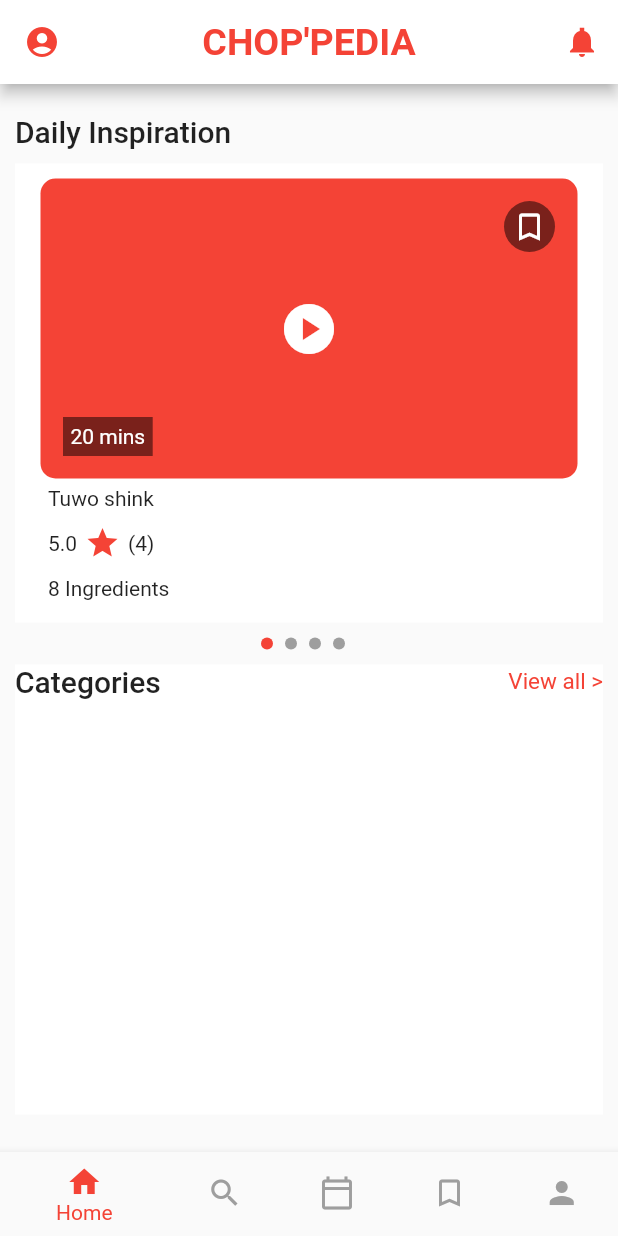
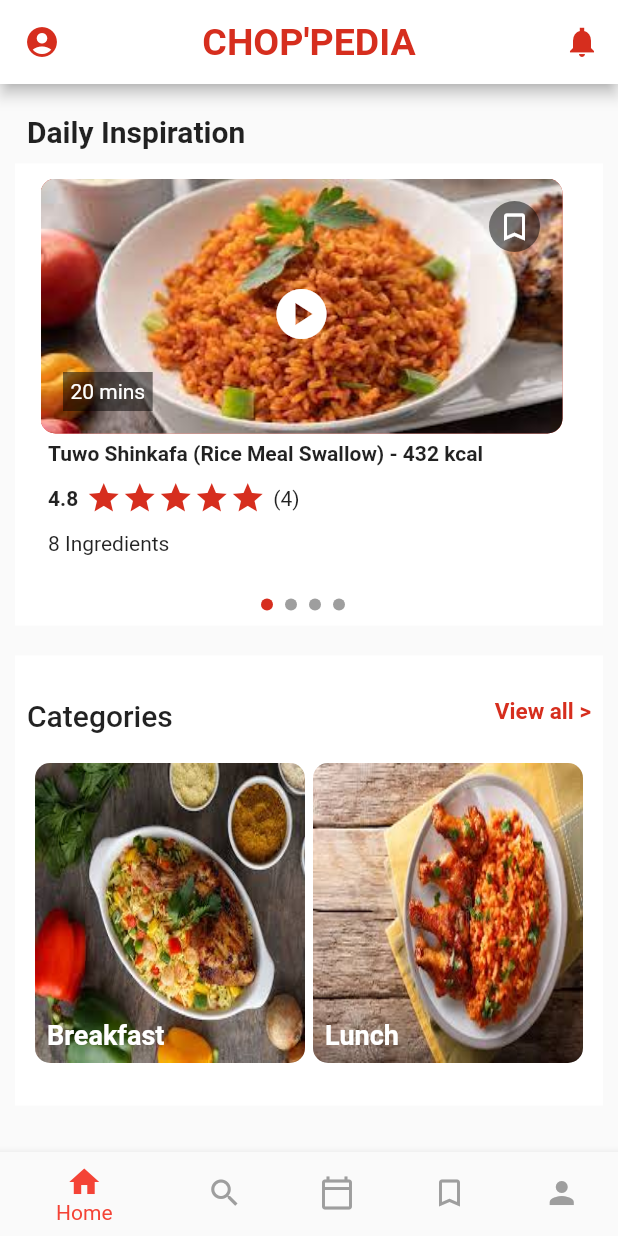
Before and after one commit to Viviandavids/Chop-pedia, a Flutter app: the screen it shows after launch, on a phone screen of 412 x 824 dp. Run offline on Flutter 3.47's test engine with Material 2 defaults, Android fonts, the phone set to English and light mode, and no system bars; drawn by our look-alikes of carousel_slider; our stand-ins replace font_awesome_flutter; Roboto replaces fonts that are missing (RobotoMono).

Commit message:
final home page

```diff
--- /dev/null
+++ b/lib/features/categories.dart
@@ -0,0 +1,99 @@
+import 'package:flutter/material.dart';
+
+class Categories extends StatefulWidget {
+  const Categories({Key? key}) : super(key: key);
+
+  @override
+  State<Categories> createState() => _CategoriesState();
+}
+
+class _CategoriesState extends State<Categories> {
+  @override
+  Widget build(BuildContext context) {
+    return Container(
+      height: 300,
+      color: Colors.white,
+      child: Padding(
+        padding: const EdgeInsets.all(8.0),
+        child: Column(
+          mainAxisAlignment: MainAxisAlignment.spaceEvenly,
+          mainAxisSize: MainAxisSize.min,
+          children: [
+            Row(
+              crossAxisAlignment: CrossAxisAlignment.start,
+              children: [
+                Text(
+                  'Categories',
+                  style: Theme.of(context).textTheme.headline6,
+                ),
+                const Spacer(),
+                GestureDetector(
+                    child: const Text(
+                  'View all >',
+                  style: TextStyle(
+                    color: Color(0xffD62E1E),
+                    fontSize: 15,
+                    fontWeight: FontWeight.bold,
+                  ),
+                )),
+              ],
+            ),
+            Row(
+              mainAxisAlignment: MainAxisAlignment.spaceEvenly,
+              children: [
+                Container(
+                  decoration: BoxDecoration(
+                    borderRadius: BorderRadius.circular(10),
+                    image: const DecorationImage(
+                        fit: BoxFit.fill,
+                        image: AssetImage('assets/images/food5.jpg')),
+                  ),
+                  height: 200,
+                  width: 180,
+                  child: const Padding(
+                    padding: EdgeInsets.all(8.0),
+                    child: Align(
+                      alignment: Alignment.bottomLeft,
+                      child: Text(
+                        'Breakfast',
+                        style: TextStyle(
+                          color: Colors.white,
+                          fontWeight: FontWeight.bold,
+                          fontSize: 18,
+                        ),
+                      ),
+                    ),
+                  ),
+                ),
+                Container(
+                  decoration: BoxDecoration(
+                    borderRadius: BorderRadius.circular(10),
+                    image: const DecorationImage(
+                        fit: BoxFit.fill,
+                        image: AssetImage('assets/images/food4.jpg')),
+                  ),
+                  height: 200,
+                  width: 180,
+                  child: const Padding(
+                    padding: EdgeInsets.all(8.0),
+                    child: Align(
+                      alignment: Alignment.bottomLeft,
+                      child: Text(
+                        'Lunch',
+                        style: TextStyle(
+                          color: Colors.white,
+                          fontWeight: FontWeight.bold,
+                          fontSize: 18,
+                        ),
+                      ),
+                    ),
+                  ),
+                ),
+              ],
+            )
+          ],
+        ),
+      ),
+    );
+  }
+}
--- a/lib/features/home.dart
+++ b/lib/features/home.dart
@@ -1,6 +1,7 @@
-import 'dart:ui';
-
+import 'package:carousel_slider/carousel_slider.dart';
+import 'package:chopedia/features/categories.dart';
 import 'package:flutter/material.dart';
+import '../shared_widget/youtube.dart';
 // import 'package:google_fonts/google_fonts.dart';
 
 class Home extends StatefulWidget {
@@ -11,18 +12,6 @@ class Home extends StatefulWidget {
 }
 
 class _HomeState extends State<Home> {
-  Widget indicator(bool leading) {
-    return Container(
-      margin: const EdgeInsets.only(right: 8),
-      height: 8,
-      width: 8,
-      decoration: BoxDecoration(
-        shape: BoxShape.circle,
-        color: leading ? Colors.red : Colors.grey,
-      ),
-    );
-  }
-
   @override
   Widget build(BuildContext context) {
     return Scaffold(
@@ -30,7 +19,7 @@ class _HomeState extends State<Home> {
         title: const Text(
           "CHOP'PEDIA",
           style: TextStyle(
-              color: Colors.red,
+              color: Color(0xffD62E1E),
               fontWeight: FontWeight.bold,
               fontSize: 25,
               fontFamily: 'RobotoMono'),
@@ -48,32 +37,21 @@ class _HomeState extends State<Home> {
           icon: const Icon(Icons.account_circle),
         ),
       ),
-      body: ListView(children: [
+      body:
+          Column(crossAxisAlignment: CrossAxisAlignment.start, children: const [
         Padding(
-          padding: const EdgeInsets.only(left: 10, top: 20),
-          child: Text(
-            "Daily Inspiration",
-            style: Theme.of(context).textTheme.headline6,
+          padding: EdgeInsets.only(left: 18, top: 20),
+          child: Text("Daily Inspiration",
+              style: TextStyle(
+                fontSize: 20,
+                fontWeight: FontWeight.bold,
+              )),
         ),
-        ),
-        const Padding(
+        Padding(
           padding: EdgeInsets.all(10),
           child: Video(),
         ),
-        Column(
-          children: [
-            Row(
-              mainAxisSize: MainAxisSize.min,
-              children: [
-                indicator(true),
-                indicator(false),
-                indicator(false),
-                indicator(false),
-              ],
-            )
-          ],
-        ),
-        const Padding(
+        Padding(
           padding: EdgeInsets.all(10.0),
           child: Categories(),
         ),
@@ -90,127 +68,78 @@ class Video extends StatefulWidget {
 }
 
 class _VideoState extends State<Video> {
+  var _page = 0;
+  final List<YouTube> carousel = const [
+    YouTube(
+      timeDuration: '20 mins',
+      food: 'Tuwo Shinkafa (Rice Meal Swallow) - 432 kcal',
+      ratings: 4.8,
+      ingredient: '8 Ingredients',
+    ),
+    YouTube(
+      timeDuration: '10 mins',
+      food: 'Nigerian Jollof rice, plantain and Turkey',
+      ratings: 5.0,
+      ingredient: '12 Ingredients',
+    ),
+    YouTube(
+      timeDuration: '15 mins',
+      food: 'Beans and fried plantain',
+      ratings: 4.5,
+      ingredient: '10 ingredients',
+    ),
+    YouTube(
+      timeDuration: '30 mins',
+      food: 'Amala and Ewedu',
+      ratings: 4.2,
+      ingredient: '15 ingredients',
+    ),
+  ];
+
+  Widget indicator(int leading) {
+    return Container(
+      margin: const EdgeInsets.only(right: 8),
+      height: 8,
+      width: 8,
+      decoration: BoxDecoration(
+        shape: BoxShape.circle,
+        color: leading == _page ? Color(0xffD62E1E) : Colors.grey,
+      ),
+    );
+  }
+
+  CarouselController indicatorCarouselController = CarouselController();
+
   @override
   Widget build(BuildContext context) {
     return Container(
         color: Colors.white,
         padding: const EdgeInsets.symmetric(horizontal: 17, vertical: 10),
-      width: MediaQuery.of(context).size.width,
-      child: Column(
-        crossAxisAlignment: CrossAxisAlignment.start,
-        children: [
-          Stack(
-            children: [
-              Container(
-                decoration: BoxDecoration(
-                  borderRadius: BorderRadius.circular(10),
-                  color: Colors.red,
-                ),
-                height: 200,
-              ),
-              const Align(
-                  child: Padding(
-                padding: EdgeInsets.only(top: 80.0),
-                child: Icon(
-                  Icons.play_circle,
-                  color: Colors.white,
-                  size: 40,
-                ),
-              )),
-              Positioned(
-                bottom: 15,
-                left: 15,
-                child: Container(
-                  color: Colors.black.withOpacity(0.5),
-                  padding: const EdgeInsets.all(5),
-                  child: const Text(
-                    '20 mins',
-                    style: TextStyle(color: Colors.white),
-                  ),
-                ),
-              ),
-              Positioned(
-                  right: 15,
-                  top: 15,
-                  child: Container(
-                      padding: const EdgeInsets.all(5),
-                      decoration: BoxDecoration(
-                        borderRadius: BorderRadius.circular(20),
-                        color: Colors.black.withOpacity(0.5),
-                      ),
-                      child: const Icon(
-                        Icons.bookmark_border,
-                        color: Colors.white,
-                      ))),
-            ],
-          ),
-          const Padding(
-            padding: EdgeInsets.all(5.0),
-            child: Text("Tuwo shink"),
-          ),
-          Padding(
-            padding: const EdgeInsets.all(5.0),
-            child: Row(
-              children: const [
-                Text("5.0"),
-                SizedBox(
-                  width: 5,
-                ),
-                Icon(
-                  Icons.star,
-                  color: Colors.red,
-                ),
-                SizedBox(
-                  width: 5,
-                ),
-                Text('(4)'),
-              ],
-            ),
-          ),
-          const Padding(
-            padding: EdgeInsets.all(5.0),
-            child: Text('8 Ingredients'),
-          )
-        ],
-      ),
-    );
-  }
-}
-
-class Categories extends StatefulWidget {
-  const Categories({Key? key}) : super(key: key);
-
-  @override
-  State<Categories> createState() => _CategoriesState();
-}
-
-class _CategoriesState extends State<Categories> {
-  @override
-  Widget build(BuildContext context) {
-    return Container(
-      height: 300,
-      color: Colors.white,
+        // width: MediaQuery.of(context).size.width,
         child: Column(
           children: [
+            CarouselSlider(
+              items: carousel,
+              carouselController: indicatorCarouselController,
+              options: CarouselOptions(
+                  height: 280,
+                  viewportFraction: 1.0,
+                  onPageChanged: (index, reason) {
+                    setState(() {
+                      _page = index;
+                    });
+                  }),
+            ),
             Row(
+              mainAxisSize: MainAxisSize.min,
               children: [
-              Text(
-                'Categories',
-                style: Theme.of(context).textTheme.headline6,
-              ),
-              const Spacer(),
-              GestureDetector(
-                  child: const Text(
-                'View all >',
-                style: TextStyle(
-                  color: Colors.red,
-                  fontSize: 15,
-                ),
-              )),
+                indicator(0),
+                indicator(1),
+                indicator(2),
+                indicator(3),
               ],
             )
           ],
-      ),
-    );
+        ));
   }
 }
--- a/lib/features/search.dart
+++ b/lib/features/search.dart
@@ -1,4 +1,5 @@
 import 'package:flutter/material.dart';
+import 'package:font_awesome_flutter/font_awesome_flutter.dart';
 
 class Search extends StatefulWidget {
   const Search({Key? key}) : super(key: key);
@@ -10,10 +11,121 @@ class Search extends StatefulWidget {
 class _SearchState extends State<Search> {
   @override
   Widget build(BuildContext context) {
-    return const Center(
-      child: Text(
-        "Hello, Search for your meal",
-        style: TextStyle(fontSize: 30),
+    var container = Container(
+      height: 60,
+      width: 60,
+      decoration: BoxDecoration(
+        borderRadius: BorderRadius.circular(50),
+        color: Color(0xffD62E1E),
+      ),
+    );
+    return Scaffold(
+      appBar: AppBar(
+        backgroundColor: Colors.white,
+        title: const Text(
+          'Search',
+          style: TextStyle(
+              color: Color(0xffD62E1E),
+              fontWeight: FontWeight.bold,
+              fontSize: 20,
+              fontFamily: 'RobotoMono'),
+        ),
+        leading: IconButton(
+          onPressed: () {},
+          icon: const Icon(Icons.keyboard_arrow_left),
+        ),
+        actions: [
+          IconButton(
+            onPressed: () {},
+            icon: const FaIcon(FontAwesomeIcons.qrcode),
+          ),
+          IconButton(
+            onPressed: () {},
+            icon: const FaIcon(FontAwesomeIcons.sliders),
+          ),
+          IconButton(
+            onPressed: () {},
+            icon: const FaIcon(FontAwesomeIcons.ellipsisVertical),
+          )
+        ],
+        bottom: PreferredSize(
+          preferredSize: Size.fromHeight(70),
+          child: Padding(
+            padding: const EdgeInsets.fromLTRB(10, 10, 10, 15),
+            child: Container(
+              decoration: BoxDecoration(
+                borderRadius: BorderRadius.circular(30),
+                color: Color.fromARGB(255, 241, 241, 243),
+                border: Border.all(
+                  color: Color.fromARGB(255, 199, 198, 198),
+                ),
+              ),
+              child: Row(
+                crossAxisAlignment: CrossAxisAlignment.center,
+                mainAxisSize: MainAxisSize.max,
+                children: const [
+                  Padding(
+                    padding: EdgeInsets.only(left: 12),
+                    child: Icon(
+                      Icons.search_sharp,
+                      color: Colors.grey,
+                      size: 30,
+                    ),
+                  ),
+                  Expanded(
+                    child: Padding(
+                      padding:
+                          EdgeInsets.symmetric(horizontal: 10, vertical: 0),
+                      child: TextField(
+                        decoration: InputDecoration(
+                          hintText: 'Search 2+ million Recipes',
+                        ),
+                      ),
+                    ),
+                  )
+                ],
+              ),
+            ),
+          ),
+        ),
+      ),
+      body: Column(
+        mainAxisAlignment: MainAxisAlignment.start,
+        children: [
+          Padding(
+            padding: const EdgeInsets.all(15.0),
+            child: Row(
+              mainAxisAlignment: MainAxisAlignment.spaceBetween,
+              children: const [
+                Text(
+                  'Search by Ingredients',
+                  style: TextStyle(
+                    fontWeight: FontWeight.bold,
+                    fontSize: 20,
+                  ),
+                ),
+                Text(
+                  'View all >',
+                  style: TextStyle(
+                    fontSize: 16,
+                    color: Color(0xffD62E1E),
+                  ),
+                )
+              ],
+            ),
+          ),
+          Row(
+            mainAxisAlignment: MainAxisAlignment.spaceEvenly,
+            children: [
+              container,
+              container,
+              container,
+              container,
+              container,
+              container,
+            ],
+          ),
+        ],
       ),
     );
   }
--- a/lib/main.dart
+++ b/lib/main.dart
@@ -21,7 +21,7 @@ class MyApp extends StatelessWidget {
       theme: ThemeData(
         primarySwatch: Colors.red,
         appBarTheme: const AppBarTheme(
-          iconTheme: IconThemeData(color: Colors.red),
+          iconTheme: IconThemeData(color: Color(0xffD62E1E)),
           // foregroundColor: Colors.red,
         ),
       ),
--- /dev/null
+++ b/lib/shared_widget/youtube.dart
@@ -0,0 +1,130 @@
+import 'package:flutter/material.dart';
+
+class YouTube extends StatelessWidget {
+  final String timeDuration;
+  final String food;
+  final String ingredient;
+  final double? ratings;
+
+  const YouTube({
+    Key? key,
+    required this.timeDuration,
+    required this.food,
+    required this.ingredient,
+    required this.ratings,
+  }) : super(key: key);
+
+  @override
+  Widget build(BuildContext context) {
+    return Container(
+      padding: const EdgeInsets.only(right: 10),
+      width: MediaQuery.of(context).size.width - 50,
+      child: Column(
+        crossAxisAlignment: CrossAxisAlignment.start,
+        children: [
+          Stack(
+            children: [
+              Container(
+                decoration: BoxDecoration(
+                  borderRadius: BorderRadius.circular(10),
+                  color: const Color(0xffD62E1E),
+                  image: const DecorationImage(
+                      fit: BoxFit.fill,
+                      image: AssetImage('assets/images/food3.jpg')),
+                ),
+                height: 170,
+              ),
+              const Align(
+                  child: Padding(
+                padding: EdgeInsets.only(top: 70.0),
+                child: Icon(
+                  Icons.play_circle,
+                  color: Colors.white,
+                  size: 40,
+                ),
+              )),
+              Positioned(
+                bottom: 15,
+                left: 15,
+                child: Container(
+                  color: Colors.black.withOpacity(0.5),
+                  padding: const EdgeInsets.all(5),
+                  child: Text(
+                    timeDuration,
+                    style: const TextStyle(color: Colors.white),
+                  ),
+                ),
+              ),
+              Positioned(
+                right: 15,
+                top: 15,
+                child: Container(
+                  padding: const EdgeInsets.all(5),
+                  decoration: BoxDecoration(
+                    borderRadius: BorderRadius.circular(20),
+                    color: Colors.black.withOpacity(0.5),
+                  ),
+                  child: const Icon(
+                    Icons.bookmark_border,
+                    color: Colors.white,
+                  ),
+                ),
+              ),
+            ],
+          ),
+          Padding(
+            padding: const EdgeInsets.all(5.0),
+            child: Text(
+              food,
+              style: const TextStyle(fontWeight: FontWeight.bold),
+            ),
+          ),
+          Padding(
+            padding: const EdgeInsets.all(5.0),
+            child: Row(
+              children: [
+                Text(
+                  ratings.toString(),
+                  style: const TextStyle(fontWeight: FontWeight.bold),
+                ),
+                const SizedBox(
+                  width: 5,
+                ),
+                const Icon(
+                  Icons.star,
+                  color: Color(0xffD62E1E),
+                ),
+                const Icon(
+                  Icons.star,
+                  color: Color(0xffD62E1E),
+                ),
+                const Icon(
+                  Icons.star,
+                  color: Color(0xffD62E1E),
+                ),
+                const Icon(
+                  Icons.star,
+                  color: Color(0xffD62E1E),
+                ),
+                const Icon(
+                  Icons.star,
+                  color: Color(0xffD62E1E),
+                ),
+                const SizedBox(
+                  width: 5,
+                ),
+                const Text('(4)'),
+              ],
+            ),
+          ),
+          Padding(
+            padding: const EdgeInsets.all(5.0),
+            child: Text(
+              ingredient,
+            ),
+          )
+        ],
+      ),
+    );
+  }
+}
```
Also changed, not shown: pubspec.yaml (+11 -4 lines), assets/fonts/Raleway-Italic.ttf (renamed from asset/fonts/Raleway-Italic.ttf), assets/fonts/Raleway-Regular.ttf (renamed from asset/fonts/Raleway-Regular.ttf), assets/fonts/RobotoMono-Bold.ttf (renamed from asset/fonts/RobotoMono-Bold.ttf), assets/fonts/RobotoMono-Regular.ttf (renamed from asset/fonts/RobotoMono-Regular.ttf), assets/images/food1.jpg (added), assets/images/food2.jpg (added), assets/images/food3.jpg (added), assets/images/food4.jpg (added), assets/images/food5.jpg (added), assets/images/food6.jpg (added), assets/images/screen.jpg (added), assets/images/video.jpg (added), pubspec.lock. Lines whose indentation alone changed are shown as unchanged.
